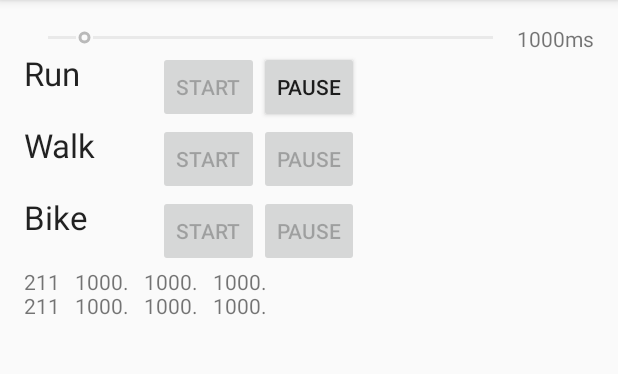
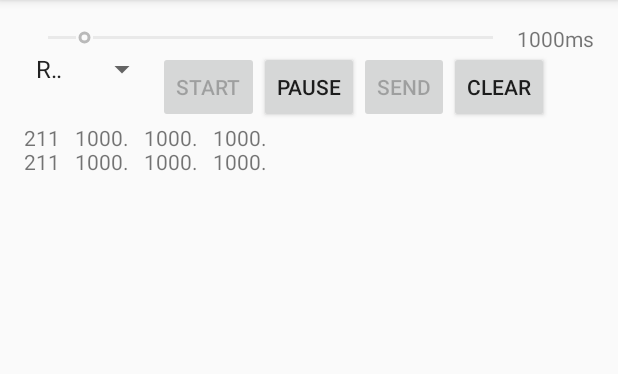
Before and after one commit to alexnedelcu/info634, an Android app: the screen it shows after launch (MainActivity), after a tap on "START", on a phone screen of 412 x 824 dp, the part 84-458 px from its top. Run offline under Robolectric (Android 15) with nearby library versions, the phone set to English and light mode, and no system bars.

Commit message:
Enhanced the UI and allow the user to send the log by email

```diff
--- a/app/src/main/java/info634/alexnedelcu/com/info634/MainActivity.java
+++ b/app/src/main/java/info634/alexnedelcu/com/info634/MainActivity.java
@@ -1,8 +1,8 @@
 package info634.alexnedelcu.com.info634;
 
+import android.content.Intent;
+import android.net.Uri;
 import android.os.Bundle;
-import android.support.design.widget.FloatingActionButton;
-import android.support.design.widget.Snackbar;
 import android.support.v7.app.AppCompatActivity;
 import android.support.v7.widget.Toolbar;
 import android.text.method.ScrollingMovementMethod;
@@ -10,9 +10,13 @@ import android.util.Log;
 import android.view.View;
 import android.view.Menu;
 import android.view.MenuItem;
+import android.widget.AdapterView;
 import android.widget.Button;
 import android.widget.SeekBar;
+import android.widget.Spinner;
 import android.widget.TextView;
+
+import java.util.Date;
 
 public class MainActivity extends AppCompatActivity {
 
@@ -26,18 +30,10 @@ public class MainActivity extends AppCompatActivity {
         Toolbar toolbar = (Toolbar) findViewById(R.id.toolbar);
         setSupportActionBar(toolbar);
 
-//        FloatingActionButton fab = (FloatingActionButton) findViewById(R.id.fab);
-//        fab.setOnClickListener(new View.OnClickListener() {
-//            @Override
-//            public void onClick(View view) {
-//                Snackbar.make(view, "Replace with your own action", Snackbar.LENGTH_LONG)
-//                        .setAction("Action", null).show();
-//            }
-//        });
-        Log.i("MainActivity", "initializing main");
-        System.out.println("initializing main");
+        final Spinner spnAction = (Spinner) findViewById(R.id.spnAction);
 
-        sr = new SensorRecorder(this);
+
+        sr = new SensorRecorder(this,  spnAction.getSelectedItem().toString());
         sr.setLoggingProcedure(new SensorRecorder.Command() {
             @Override
             public void execute(final String s) {
@@ -90,46 +86,69 @@ public class MainActivity extends AppCompatActivity {
     }
 
     public void implementOnClickActions() {
-        final Button btnRunStart = (Button) findViewById(R.id.btnStartRun);
-        final Button btnRunStop = (Button) findViewById(R.id.btnPauseRun);
-        final Button btnWalkStart = (Button) findViewById(R.id.btnStartWalk);
-        final Button btnWalkStop = (Button) findViewById(R.id.btnPauseWalk);
-        final Button btnBikeStart = (Button) findViewById(R.id.btnStartBike);
-        final Button btnBikeStop = (Button) findViewById(R.id.btnPauseBike);
+        final Button btnStart = (Button) findViewById(R.id.btnStart);
+        final Button btnStop = (Button) findViewById(R.id.btnPause);
+        final Button btnSend = (Button) findViewById(R.id.btnSend);
+        final Button btnClear = (Button) findViewById(R.id.btnClear);
         final SeekBar seekBarInterval = (SeekBar) findViewById(R.id.seekInterval);
+        final Spinner spnAction = (Spinner) findViewById(R.id.spnAction);
 
 
 
-        btnRunStart.setOnClickListener(new View.OnClickListener() {
+        btnStart.setOnClickListener(new View.OnClickListener() {
             @Override
             public void onClick(View v) {
                 sr.startRunning(interval);
-                btnRunStop.setEnabled(true);
+                btnStop.setEnabled(true);
 
-                btnRunStart.setEnabled(false);
-                btnWalkStart.setEnabled(false);
-                btnWalkStop.setEnabled(false);
-                btnBikeStart.setEnabled(false);
-                btnBikeStop.setEnabled(false);
+                btnStart.setEnabled(false);
+                btnSend.setEnabled(false);
                 seekBarInterval.setEnabled(false);
             }
         });
 
-        btnRunStop.setOnClickListener(new View.OnClickListener() {
+        btnStop.setOnClickListener(new View.OnClickListener() {
             @Override
             public void onClick(View v) {
                 sr.pauseRunning();
 
-                btnRunStart.setEnabled(true);
-                btnWalkStart.setEnabled(true);
-                btnBikeStart.setEnabled(true);
+                btnStart.setEnabled(true);
+                btnSend.setEnabled(true);
+                btnStop.setEnabled(false);
+                seekBarInterval.setEnabled(true);
+            }
+        });
 
-                btnWalkStop.setEnabled(false);
-                btnRunStop.setEnabled(false);
-                btnBikeStop.setEnabled(false);
+        btnSend.setOnClickListener(new View.OnClickListener() {
+            @Override
+            public void onClick(View v) {
+                Intent sendIntent = new Intent(Intent.ACTION_VIEW);
+                sendIntent.setType("plain/text");
+                sendIntent.setData(Uri.parse("silberquitr@gmail.com"));
+                sendIntent.setClassName("com.google.android.gm", "com.google.android.gm.ComposeActivityGmail");
+                sendIntent.putExtra(Intent.EXTRA_EMAIL, new String[]{"ialexandru.nedelcu@gmail.com"});
+                sendIntent.putExtra(Intent.EXTRA_SUBJECT, "Log " + new Date());
+                sendIntent.putExtra(Intent.EXTRA_TEXT, sr.getCSV());
+                startActivity(sendIntent);
+            }
+        });
 
-                seekBarInterval.setEnabled(true);
+        btnClear.setOnClickListener(new View.OnClickListener() {
+            @Override
+            public void onClick(View v) {
+                sr.clear();
+            }
+        });
 
+        spnAction.setOnItemSelectedListener(new AdapterView.OnItemSelectedListener() {
+            @Override
+            public void onItemSelected(AdapterView<?> parent, View view, int position, long id) {
+                sr.setLabel(spnAction.getSelectedItem().toString());
+            }
+
+            @Override
+            public void onNothingSelected(AdapterView<?> parent) {
+                return;
             }
         });
     }
--- a/app/src/main/java/info634/alexnedelcu/com/info634/SensorRecorder.java
+++ b/app/src/main/java/info634/alexnedelcu/com/info634/SensorRecorder.java
@@ -30,15 +30,17 @@ public class SensorRecorder {
     private enum UserActivity {RUNNING, WALKING, BIKING};
     UserActivity userActivity;
     private boolean looping = false;
-    private String csv; // holds the temp CSV. Can be saved if the user presses the button to save.
+    private String csv=""; // holds the temp CSV. Can be saved if the user presses the button to save.
     private static String log="";
     static SensorRecorder.Command logUpdatingProcedure;
+    private static String label;
 
 
     ArrayList<Metric> runningMetrics = new ArrayList<Metric>();
 
-    public SensorRecorder (Context context) {
+    public SensorRecorder (Context context, String label) {
         this.context = context;
+        this.label = label;
         mSensorManager = (SensorManager) context.getSystemService(Context.SENSOR_SERVICE);
 
         if (mSensorManager.getDefaultSensor(Sensor.TYPE_ACCELEROMETER) != null){
@@ -87,16 +89,17 @@ public class SensorRecorder {
         for (int i=0; i<runningMetrics.size(); i++) {
             runningMetrics.get(i).resumeRecording();
         }
-        csv = "";
         startLoop();
     }
 
-    public void saveRunningData() {
-        IO.save(csv, "running.csv");
+    public String getCSV() {
+        return csv;
     }
 
-    public void removeRunningData() {
-        IO.remove("running.csv");
+    public void clear() {
+        csv = "";
+        log = "";
+        addToLog("");
     }
 
     public void setLoggingProcedure(Command c) {
@@ -131,7 +134,7 @@ public class SensorRecorder {
                         String log = "";
                         log = ""+time;
 
-                        csvInstance += time;
+                        csvInstance = time+","+label.toUpperCase();
 
 
                         for (int i = 0; i < runningMetrics.size(); i++) { // iterate through all the classes that output metrics
@@ -164,6 +167,10 @@ public class SensorRecorder {
         logUpdatingProcedure.execute(log);
     }
 
+    public static void setLabel(String lbl) {
+        label = lbl;
+    }
+
     public static void clearLog () {
         log = "";
         logUpdatingProcedure.execute(log);
--- a/app/src/main/res/layout/content_main.xml
+++ b/app/src/main/res/layout/content_main.xml
@@ -17,90 +17,19 @@
         android:layout_width="wrap_content"
         android:layout_height="wrap_content"
         android:text="Start"
-        android:id="@+id/btnStartRun"
+        android:id="@+id/btnStart"
         android:layout_below="@+id/seekInterval"
-        android:layout_toLeftOf="@+id/btnPauseRun"
-        android:layout_toStartOf="@+id/btnPauseRun" />
+        android:layout_toLeftOf="@+id/btnPause"
+        android:layout_toStartOf="@+id/btnPause" />
 
     <Button
         style="?android:attr/buttonStyleSmall"
         android:layout_width="wrap_content"
         android:layout_height="wrap_content"
         android:text="Pause"
-        android:id="@+id/btnPauseRun"
+        android:id="@+id/btnPause"
         android:layout_below="@+id/seekInterval"
-        android:layout_alignLeft="@+id/btnPauseWalk"
-        android:layout_alignStart="@+id/btnPauseWalk" />
-
-    <TextView
-        android:layout_width="wrap_content"
-        android:layout_height="wrap_content"
-        android:textAppearance="?android:attr/textAppearanceLarge"
-        android:text="Run"
-        android:id="@+id/textView"
-        android:layout_alignTop="@+id/btnStartRun"
-        android:layout_alignParentLeft="true"
-        android:layout_alignParentStart="true"
-        android:layout_alignBottom="@+id/btnStartRun" />
-
-    <TextView
-        android:layout_width="wrap_content"
-        android:layout_height="wrap_content"
-        android:textAppearance="?android:attr/textAppearanceLarge"
-        android:text="Walk"
-        android:id="@+id/textView2"
-        android:layout_below="@+id/btnStartRun"
-        android:layout_alignParentLeft="true"
-        android:layout_alignParentStart="true" />
-
-    <Button
-        style="?android:attr/buttonStyleSmall"
-        android:layout_width="wrap_content"
-        android:layout_height="wrap_content"
-        android:text="Start"
-        android:id="@+id/btnStartWalk"
-        android:layout_below="@+id/btnStartRun"
-        android:layout_alignLeft="@+id/btnStartRun"
-        android:layout_alignStart="@+id/btnStartRun" />
-
-    <Button
-        style="?android:attr/buttonStyleSmall"
-        android:layout_width="wrap_content"
-        android:layout_height="wrap_content"
-        android:text="Pause"
-        android:id="@+id/btnPauseWalk"
-        android:layout_below="@+id/btnStartRun"
         android:layout_centerHorizontal="true" />
-
-    <TextView
-        android:layout_width="wrap_content"
-        android:layout_height="wrap_content"
-        android:textAppearance="?android:attr/textAppearanceLarge"
-        android:text="Bike"
-        android:id="@+id/textView3"
-        android:layout_below="@+id/btnStartWalk"
-        android:layout_alignParentLeft="true"
-        android:layout_alignParentStart="true" />
-
-    <Button
-        style="?android:attr/buttonStyleSmall"
-        android:layout_width="wrap_content"
-        android:layout_height="wrap_content"
-        android:text="Start"
-        android:id="@+id/btnStartBike"
-        android:layout_below="@+id/btnStartWalk"
-        android:layout_alignLeft="@+id/btnStartWalk"
-        android:layout_alignStart="@+id/btnStartWalk" />
-
-    <Button
-        style="?android:attr/buttonStyleSmall"
-        android:layout_width="wrap_content"
-        android:layout_height="wrap_content"
-        android:text="Pause"
-        android:id="@+id/btnPauseBike"
-        android:layout_below="@+id/btnStartWalk"
-        android:layout_alignLeft="@+id/btnPauseWalk"
-        android:layout_alignStart="@+id/btnPauseWalk" />
 
     <TextView
         android:layout_width="wrap_content"
@@ -112,7 +41,7 @@
         android:layout_alignParentEnd="true"
         android:layout_alignParentBottom="true"
         android:scrollbars = "vertical"
-        android:layout_below="@+id/btnStartBike" />
+        android:layout_below="@+id/btnStart" />
 
     <SeekBar
         android:layout_width="match_parent"
@@ -137,4 +66,36 @@
         android:layout_alignParentRight="true"
         android:layout_alignParentEnd="true" />
 
+    <Button
+        style="?android:attr/buttonStyleSmall"
+        android:layout_width="wrap_content"
+        android:layout_height="wrap_content"
+        android:text="Send"
+        android:id="@+id/btnSend"
+        android:layout_alignBottom="@+id/btnPause"
+        android:layout_toRightOf="@+id/btnPause"
+        android:layout_toEndOf="@+id/btnPause" />
+
+    <Button
+        style="?android:attr/buttonStyleSmall"
+        android:layout_width="wrap_content"
+        android:layout_height="wrap_content"
+        android:text="Clear"
+        android:id="@+id/btnClear"
+        android:layout_below="@+id/seekInterval"
+        android:layout_toRightOf="@+id/btnSend"
+        android:layout_toEndOf="@+id/btnSend" />
+
+    <Spinner
+        android:layout_width="wrap_content"
+        android:layout_height="wrap_content"
+        android:id="@+id/spnAction"
+        android:spinnerMode="dropdown"
+        android:layout_below="@+id/seekInterval"
+        android:layout_alignParentLeft="true"
+        android:layout_alignParentStart="true"
+        android:layout_toLeftOf="@+id/btnStart"
+        android:entries="@array/possibleActions"
+        android:layout_toStartOf="@+id/btnStart" />
+
 </RelativeLayout>
--- a/app/src/main/res/values/strings.xml
+++ b/app/src/main/res/values/strings.xml
@@ -1,4 +1,9 @@
 <resources>
     <string name="app_name">Info634</string>
     <string name="action_settings">Settings</string>
+    <string-array name="possibleActions">
+        <item>Run</item>
+        <item>Bike</item>
+        <item>Walk</item>
+    </string-array>
 </resources>
```
